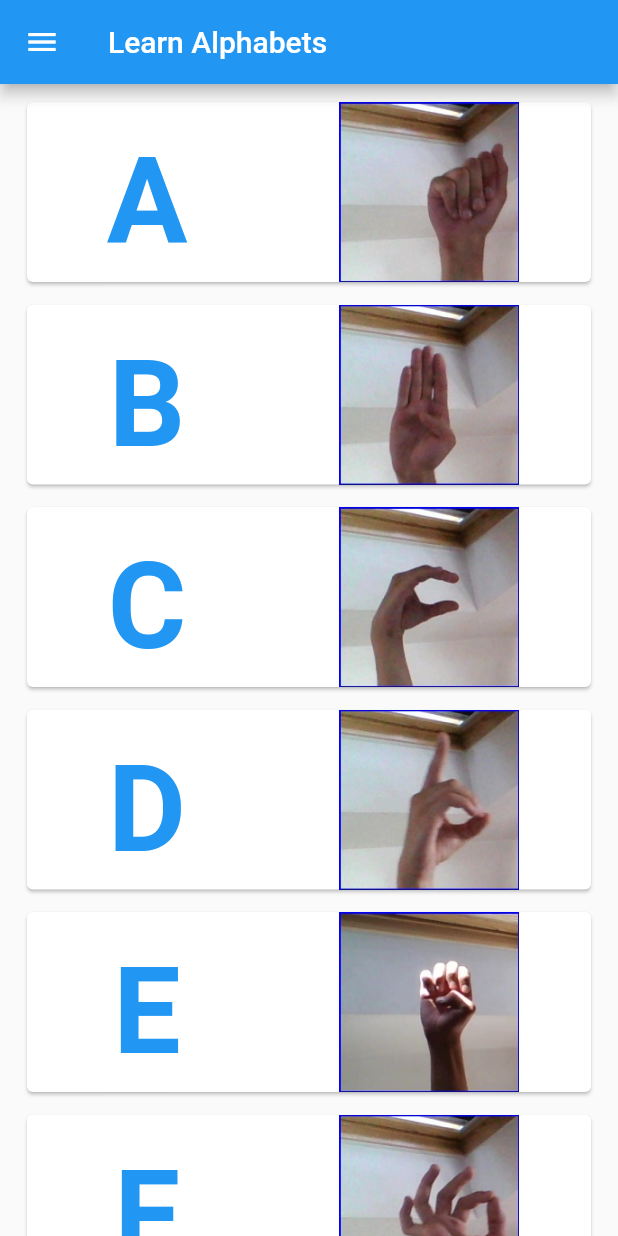
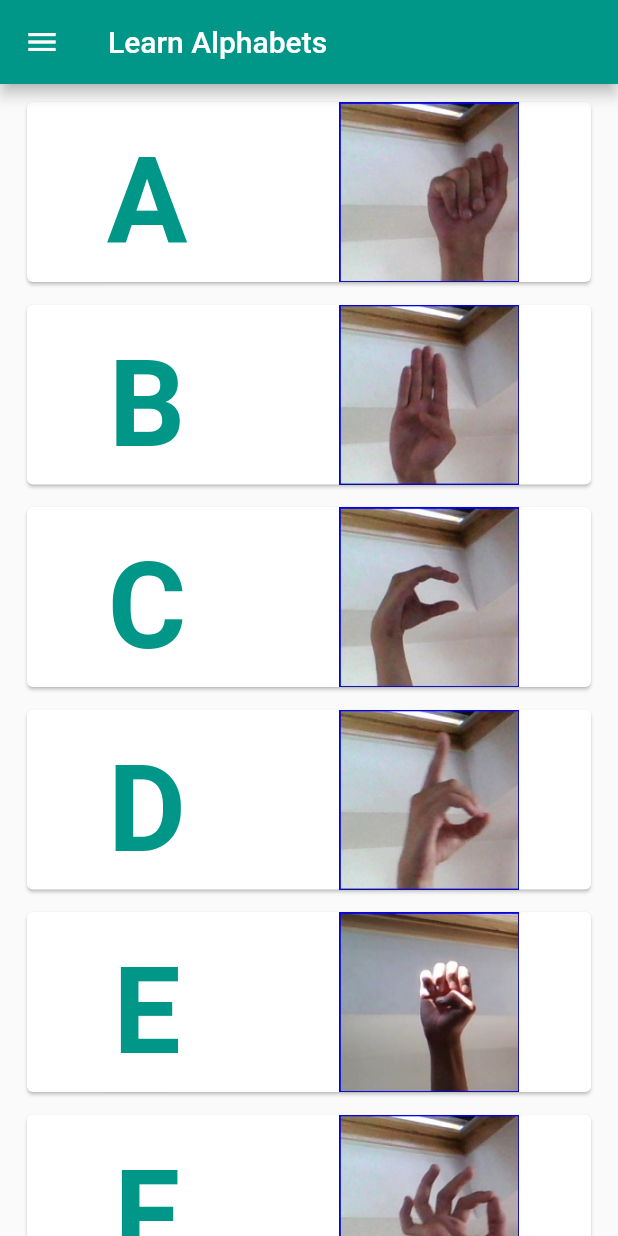
Before and after one commit to MusanjeLawrence/sign_guide, a Flutter app: the Learn screen opened directly, after a tap on "Alphabets", on a phone screen of 412 x 824 dp. Run offline on Flutter 3.47's test engine with Material 2 defaults, Android fonts, the phone set to English and light mode, and no system bars; our stand-ins replace avatar_glow, image_picker, speech_to_text; missing offline and left inert: clipboard, google_mlkit_text_recognition.

Commit message:
changed ui colors

```diff
--- a/lib/alphabets.dart
+++ b/lib/alphabets.dart
@@ -38,7 +38,7 @@ class _AlphabetsState extends State<Alphabets> {
             DrawerHeader(
               child: Text('Sign Guide App '),
               decoration: BoxDecoration(
-                color: Colors.blueAccent,
+                color: Colors.teal,
               ),
             ),
             ListTile(
@@ -152,7 +152,7 @@ class _AlphabetsState extends State<Alphabets> {
                         child: Text(
                           "A",
                           style: TextStyle(
-                            color: Colors.blue,
+                            color: Colors.teal,
                             fontSize: 80,
                             fontWeight: FontWeight.bold,
                           ),
@@ -186,7 +186,7 @@ class _AlphabetsState extends State<Alphabets> {
                         child: Text(
                           "B",
                           style: TextStyle(
-                            color: Colors.blue,
+                            color: Colors.teal,
                             fontSize: 80,
                             fontWeight: FontWeight.bold,
                           ),
@@ -220,7 +220,7 @@ class _AlphabetsState extends State<Alphabets> {
                         child: Text(
                           "C",
                           style: TextStyle(
-                            color: Colors.blue,
+                            color: Colors.teal,
                             fontSize: 80,
                             fontWeight: FontWeight.bold,
                           ),
@@ -254,7 +254,7 @@ class _AlphabetsState extends State<Alphabets> {
                         child: Text(
                           "D",
                           style: TextStyle(
-                            color: Colors.blue,
+                            color: Colors.teal,
                             fontSize: 80,
                             fontWeight: FontWeight.bold,
                           ),
@@ -288,7 +288,7 @@ class _AlphabetsState extends State<Alphabets> {
                         child: Text(
                           "E",
                           style: TextStyle(
-                            color: Colors.blue,
+                            color: Colors.teal,
                             fontSize: 80,
                             fontWeight: FontWeight.bold,
                           ),
@@ -322,7 +322,7 @@ class _AlphabetsState extends State<Alphabets> {
                         child: Text(
                           "F",
                           style: TextStyle(
-                            color: Colors.blue,
+                            color: Colors.teal,
                             fontSize: 80,
                             fontWeight: FontWeight.bold,
                           ),
@@ -356,7 +356,7 @@ class _AlphabetsState extends State<Alphabets> {
                         child: Text(
                           "G",
                           style: TextStyle(
-                            color: Colors.blue,
+                            color: Colors.teal,
                             fontSize: 80,
                             fontWeight: FontWeight.bold,
                           ),
@@ -390,7 +390,7 @@ class _AlphabetsState extends State<Alphabets> {
                         child: Text(
                           "H",
                           style: TextStyle(
-                            color: Colors.blue,
+                            color: Colors.teal,
                             fontSize: 80,
                             fontWeight: FontWeight.bold,
                           ),
@@ -424,7 +424,7 @@ class _AlphabetsState extends State<Alphabets> {
                         child: Text(
                           "I",
                           style: TextStyle(
-                            color: Colors.blue,
+                            color: Colors.teal,
                             fontSize: 80,
                             fontWeight: FontWeight.bold,
                           ),
@@ -458,7 +458,7 @@ class _AlphabetsState extends State<Alphabets> {
                         child: Text(
                           "J",
                           style: TextStyle(
-                            color: Colors.blue,
+                            color: Colors.teal,
                             fontSize: 80,
                             fontWeight: FontWeight.bold,
                           ),
@@ -492,7 +492,7 @@ class _AlphabetsState extends State<Alphabets> {
                         child: Text(
                           "K",
                           style: TextStyle(
-                            color: Colors.blue,
+                            color: Colors.teal,
                             fontSize: 80,
                             fontWeight: FontWeight.bold,
                           ),
@@ -526,7 +526,7 @@ class _AlphabetsState extends State<Alphabets> {
                         child: Text(
                           "L",
                           style: TextStyle(
-                            color: Colors.blue,
+                            color: Colors.teal,
                             fontSize: 80,
                             fontWeight: FontWeight.bold,
                           ),
@@ -560,7 +560,7 @@ class _AlphabetsState extends State<Alphabets> {
                         child: Text(
                           "M",
                           style: TextStyle(
-                            color: Colors.blue,
+                            color: Colors.teal,
                             fontSize: 80,
                             fontWeight: FontWeight.bold,
                           ),
@@ -594,7 +594,7 @@ class _AlphabetsState extends State<Alphabets> {
                         child: Text(
                           "N",
                           style: TextStyle(
-                            color: Colors.blue,
+                            color: Colors.teal,
                             fontSize: 80,
                             fontWeight: FontWeight.bold,
                           ),
@@ -628,7 +628,7 @@ class _AlphabetsState extends State<Alphabets> {
                         child: Text(
                           "O",
                           style: TextStyle(
-                            color: Colors.blue,
+                            color: Colors.teal,
                             fontSize: 80,
                             fontWeight: FontWeight.bold,
                           ),
@@ -662,7 +662,7 @@ class _AlphabetsState extends State<Alphabets> {
                         child: Text(
                           "P",
                           style: TextStyle(
-                            color: Colors.blue,
+                            color: Colors.teal,
                             fontSize: 80,
                             fontWeight: FontWeight.bold,
                           ),
@@ -696,7 +696,7 @@ class _AlphabetsState extends State<Alphabets> {
                         child: Text(
                           "Q",
                           style: TextStyle(
-                            color: Colors.blue,
+                            color: Colors.teal,
                             fontSize: 80,
                             fontWeight: FontWeight.bold,
                           ),
@@ -730,7 +730,7 @@ class _AlphabetsState extends State<Alphabets> {
                         child: Text(
                           "R",
                           style: TextStyle(
-                            color: Colors.blue,
+                            color: Colors.teal,
                             fontSize: 80,
                             fontWeight: FontWeight.bold,
                           ),
@@ -764,7 +764,7 @@ class _AlphabetsState extends State<Alphabets> {
                         child: Text(
                           "S",
                           style: TextStyle(
-                            color: Colors.blue,
+                            color: Colors.teal,
                             fontSize: 80,
                             fontWeight: FontWeight.bold,
                           ),
@@ -798,7 +798,7 @@ class _AlphabetsState extends State<Alphabets> {
                         child: Text(
                           "T",
                           style: TextStyle(
-                            color: Colors.blue,
+                            color: Colors.teal,
                             fontSize: 80,
                             fontWeight: FontWeight.bold,
                           ),
@@ -832,7 +832,7 @@ class _AlphabetsState extends State<Alphabets> {
                         child: Text(
                           "U",
                           style: TextStyle(
-                            color: Colors.blue,
+                            color: Colors.teal,
                             fontSize: 80,
                             fontWeight: FontWeight.bold,
                           ),
@@ -866,7 +866,7 @@ class _AlphabetsState extends State<Alphabets> {
                         child: Text(
                           "V",
                           style: TextStyle(
-                            color: Colors.blue,
+                            color: Colors.teal,
                             fontSize: 80,
                             fontWeight: FontWeight.bold,
                           ),
@@ -900,7 +900,7 @@ class _AlphabetsState extends State<Alphabets> {
                         child: Text(
                           "W",
                           style: TextStyle(
-                            color: Colors.blue,
+                            color: Colors.teal,
                             fontSize: 80,
                             fontWeight: FontWeight.bold,
                           ),
@@ -934,7 +934,7 @@ class _AlphabetsState extends State<Alphabets> {
                         child: Text(
                           "X",
                           style: TextStyle(
-                            color: Colors.blue,
+                            color: Colors.teal,
                             fontSize: 80,
                             fontWeight: FontWeight.bold,
                           ),
@@ -968,7 +968,7 @@ class _AlphabetsState extends State<Alphabets> {
                         child: Text(
                           "Y",
                           style: TextStyle(
-                            color: Colors.blue,
+                            color: Colors.teal,
                             fontSize: 80,
                             fontWeight: FontWeight.bold,
                           ),
@@ -1002,7 +1002,7 @@ class _AlphabetsState extends State<Alphabets> {
                         child: Text(
                           "Z",
                           style: TextStyle(
-                            color: Colors.blue,
+                            color: Colors.teal,
                             fontSize: 80,
                             fontWeight: FontWeight.bold,
                           ),
--- a/lib/image_to_sign.dart
+++ b/lib/image_to_sign.dart
@@ -105,7 +105,7 @@ class _Image_To_SignState extends State<Image_To_Sign> {
             DrawerHeader(
               child: Text('Sign Guide App '),
               decoration: BoxDecoration(
-                color: Colors.blueAccent,
+                color: Colors.teal,
               ),
             ),
             ListTile(
--- a/lib/learn.dart
+++ b/lib/learn.dart
@@ -59,7 +59,7 @@ class _LearnState extends State<Learn> {
             DrawerHeader(
               child: Text('Sign Guide App '),
               decoration: BoxDecoration(
-                color: Colors.blueAccent,
+                color: Colors.teal,
               ),
             ),
             ListTile(
@@ -173,7 +173,7 @@ class _LearnState extends State<Learn> {
               child: Container(
                 decoration: BoxDecoration(
                   borderRadius: BorderRadius.circular(20),
-                  color: Colors.lightBlueAccent,
+                  color: Colors.teal,
                 ),
                 child: Column(
                   mainAxisAlignment: MainAxisAlignment.center,
@@ -198,7 +198,7 @@ class _LearnState extends State<Learn> {
               child: Container(
                 decoration: BoxDecoration(
                   borderRadius: BorderRadius.circular(20),
-                  color: Colors.lightBlueAccent,
+                  color: Colors.teal,
                 ),
                 child: Column(
                   mainAxisAlignment: MainAxisAlignment.center,
@@ -222,7 +222,7 @@ class _LearnState extends State<Learn> {
               child: Container(
                 decoration: BoxDecoration(
                   borderRadius: BorderRadius.circular(20),
-                  color: Colors.lightBlueAccent,
+                  color: Colors.teal,
                 ),
                 child: Column(
                   mainAxisAlignment: MainAxisAlignment.center,
@@ -247,7 +247,7 @@ class _LearnState extends State<Learn> {
               child: Container(
                 decoration: BoxDecoration(
                   borderRadius: BorderRadius.circular(20),
-                  color: Colors.lightBlueAccent,
+                  color: Colors.teal,
                 ),
                 child: Column(
                   mainAxisAlignment: MainAxisAlignment.center,
@@ -272,7 +272,7 @@ class _LearnState extends State<Learn> {
               child: Container(
                 decoration: BoxDecoration(
                   borderRadius: BorderRadius.circular(20),
-                  color: Colors.lightBlueAccent,
+                  color: Colors.teal,
                 ),
                 child: Column(
                   mainAxisAlignment: MainAxisAlignment.center,
@@ -297,7 +297,7 @@ class _LearnState extends State<Learn> {
               child: Container(
                 decoration: BoxDecoration(
                   borderRadius: BorderRadius.circular(20),
-                  color: Colors.lightBlueAccent,
+                  color: Colors.teal,
                 ),
                 child: Column(
                   mainAxisAlignment: MainAxisAlignment.center,
@@ -322,7 +322,7 @@ class _LearnState extends State<Learn> {
               child: Container(
                 decoration: BoxDecoration(
                   borderRadius: BorderRadius.circular(20),
-                  color: Colors.lightBlueAccent,
+                  color: Colors.teal,
                 ),
                 child: Column(
                   mainAxisAlignment: MainAxisAlignment.center,
@@ -347,7 +347,7 @@ class _LearnState extends State<Learn> {
               child: Container(
                 decoration: BoxDecoration(
                   borderRadius: BorderRadius.circular(20),
-                  color: Colors.lightBlueAccent,
+                  color: Colors.teal,
                 ),
                 child: Column(
                   mainAxisAlignment: MainAxisAlignment.center,
@@ -383,7 +383,7 @@ class _LearnState extends State<Learn> {
           ),
         ],
         currentIndex: _selectedIndex,
-        selectedItemColor: Colors.blueAccent,
+        selectedItemColor: Colors.teal,
         onTap: _onItemTapped,
       ),
     );
--- a/lib/main.dart
+++ b/lib/main.dart
@@ -16,7 +16,7 @@ class MyApp extends StatelessWidget {
       title: 'Sign Guide',
       debugShowCheckedModeBanner: false,
       theme: ThemeData(
-        primarySwatch: Colors.blue,
+        primarySwatch: Colors.teal,
       ),
       home: Splash(),
     );
--- a/lib/settings.dart
+++ b/lib/settings.dart
@@ -51,7 +51,7 @@ class _SettingsState extends State<Settings> {
             DrawerHeader(
               child: Text('Sign Guide App '),
               decoration: BoxDecoration(
-                color: Colors.blueAccent,
+                color: Colors.teal,
               ),
             ),
             ListTile(
@@ -164,7 +164,7 @@ class _SettingsState extends State<Settings> {
           ),
         ],
         currentIndex: _selectedIndex,
-        selectedItemColor: Colors.blueAccent,
+        selectedItemColor: Colors.teal,
         onTap: _onItemTapped,
       ),
     );
--- a/lib/share.dart
+++ b/lib/share.dart
@@ -57,7 +57,7 @@ class _ShareState extends State<Share> {
             DrawerHeader(
               child: Text('Sign Guide App '),
               decoration: BoxDecoration(
-                color: Colors.blueAccent,
+                color: Colors.teal,
               ),
             ),
             ListTile(
@@ -170,7 +170,7 @@ class _ShareState extends State<Share> {
           ),
         ],
         currentIndex: _selectedIndex,
-        selectedItemColor: Colors.blueAccent,
+        selectedItemColor: Colors.teal,
         onTap: _onItemTapped,
       ),
     );
--- a/lib/sign_to_text.dart
+++ b/lib/sign_to_text.dart
@@ -57,7 +57,7 @@ class _Sign_To_TextState extends State<Sign_To_Text> {
             DrawerHeader(
               child: Text('Sign Guide App '),
               decoration: BoxDecoration(
-                color: Colors.blueAccent,
+                color: Colors.teal,
               ),
             ),
             ListTile(
@@ -170,7 +170,7 @@ class _Sign_To_TextState extends State<Sign_To_Text> {
           ),
         ],
         currentIndex: _selectedIndex,
-        selectedItemColor: Colors.blueAccent,
+        selectedItemColor: Colors.teal,
         onTap: _onItemTapped,
       ),
     );
--- a/lib/text_to_sign.dart
+++ b/lib/text_to_sign.dart
@@ -56,7 +56,7 @@ class _Text_to_SignState extends State<Text_to_Sign> {
             DrawerHeader(
               child: Text('Sign Guide App '),
               decoration: BoxDecoration(
-                color: Colors.blueAccent,
+                color: Colors.teal,
               ),
             ),
             ListTile(
@@ -183,7 +183,7 @@ class _Text_to_SignState extends State<Text_to_Sign> {
                   userInput = _textController.text;
                 });
               },
-              color: Colors.blueAccent,
+              color: Colors.teal,
               child: const Text(
                 'Translate',
                 style: TextStyle(
@@ -223,7 +223,7 @@ class _Text_to_SignState extends State<Text_to_Sign> {
           ),
         ],
         currentIndex: _selectedIndex,
-        selectedItemColor: Colors.blueAccent,
+        selectedItemColor: Colors.teal,
         onTap: _onItemTapped,
       ),
     );
--- a/lib/voice_to_sign.dart
+++ b/lib/voice_to_sign.dart
@@ -92,7 +92,7 @@ class _Voice_To_SignState extends State<Voice_To_Sign> {
             DrawerHeader(
               child: Text('Sign Guide App '),
               decoration: BoxDecoration(
-                color: Colors.blueAccent,
+                color: Colors.teal,
               ),
             ),
             ListTile(
@@ -233,7 +233,7 @@ class _Voice_To_SignState extends State<Voice_To_Sign> {
           ),
         ],
         currentIndex: _selectedIndex,
-        selectedItemColor: Colors.blueAccent,
+        selectedItemColor: Colors.teal,
         onTap: _onItemTapped,
       ),
     );
```
Also changed, not shown: lib/dashboard.dart (+8 -8 lines), lib/numbers.dart (+12 -12 lines).
